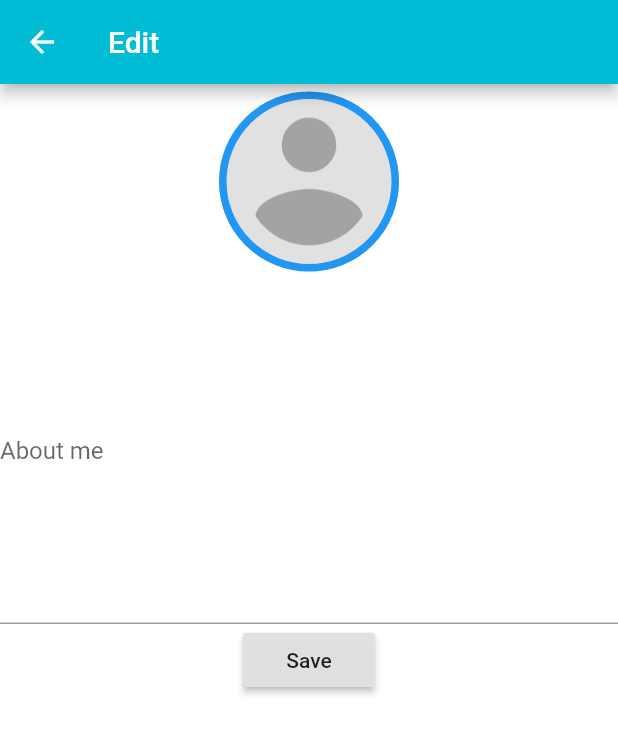
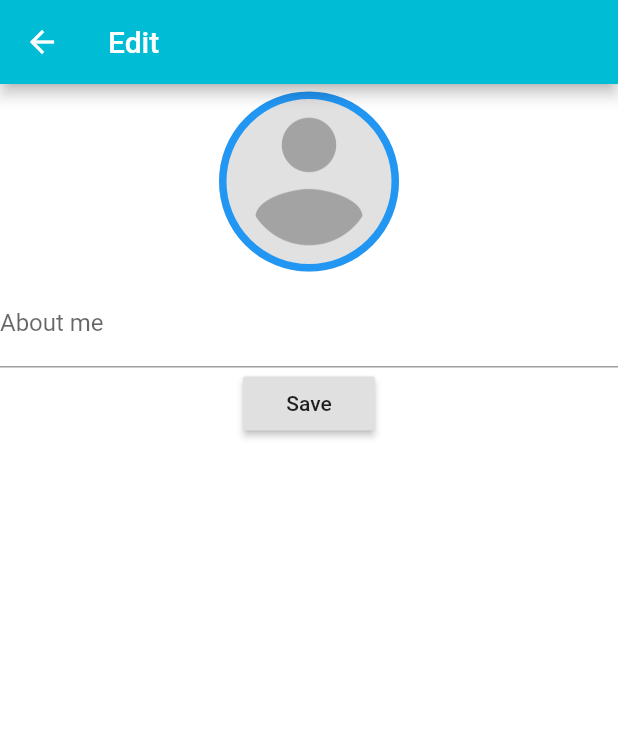
Before and after one commit to zenkairan/skeletal_app, a Flutter app: the EditProfile screen opened by its route, on a phone screen of 412 x 824 dp. Shown: the top 734 px of the screen. Run offline on Flutter 3.47's test engine with Material 2 defaults, Android fonts, the phone set to English and light mode, and no system bars.

Commit message:
fix: screen overflow on edit profile

```diff
--- a/lib/src/scenes/EditProfile.dart
+++ b/lib/src/scenes/EditProfile.dart
@@ -32,15 +32,17 @@ class EditProfileState extends State<EditProfile> {
 
 
   Widget _renderPage(BuildContext context){
-    return Center(
+    return SingleChildScrollView(
         child: Column(
+          crossAxisAlignment: CrossAxisAlignment.center,
+          mainAxisSize: MainAxisSize.max,
+          mainAxisAlignment: MainAxisAlignment.center,
           children: <Widget>[
             FlatButton(
               child: ProfilePic(),
               onPressed: () => print('Mudar foto'),//character sheet
             ),
-          SingleChildScrollView(
-            child: Form(
+            Form(
               key: _formKey,
               child: Column(
                 children: <Widget>[
@@ -49,7 +51,7 @@ class EditProfileState extends State<EditProfile> {
                       labelText: CustomLocalization.of(context).userDescription,
                     ),
                   keyboardType: TextInputType.multiline,
-                  maxLines: 10, //overflowing screen
+                  maxLines: null, //overflowing screen
                   ),
                   RaisedButton(
                     child: Text(CustomLocalization.of(context).save),
@@ -58,7 +60,6 @@ class EditProfileState extends State<EditProfile> {
                 ],
               ),
             ),
-          )
           ],
         )
     );
```
Lines whose indentation alone changed are shown as unchanged.
